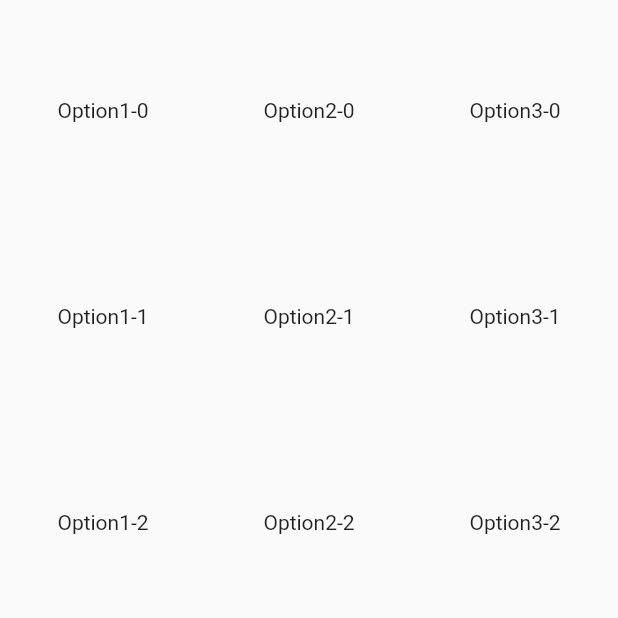
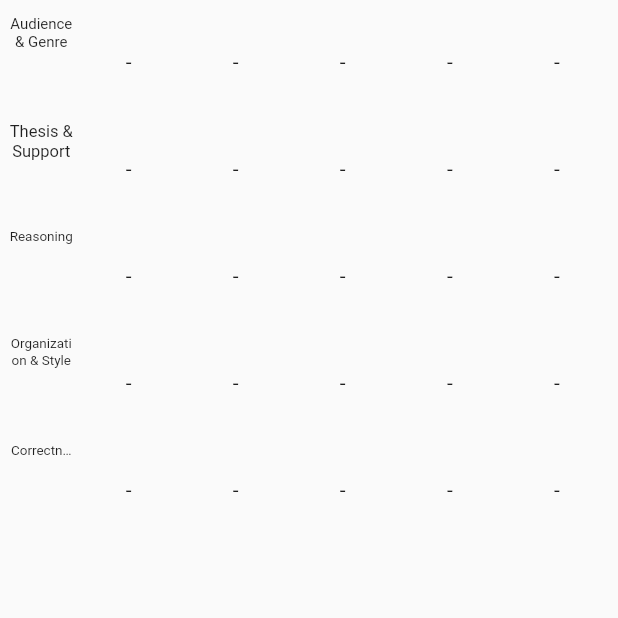
Before and after one commit to bzlister/rubric-grader, a Flutter app: the screen it shows after launch, on a phone screen of 412 x 824 dp, the top half of it. Run offline on Flutter 3.47's test engine with Material 2 defaults, Android fonts, the light colour scheme and no system bars; drawn by our look-alikes of auto_size_text.

Commit message:
buttons layout w/categories

```diff
--- a/lib/components/rubric_template.dart
+++ b/lib/components/rubric_template.dart
@@ -1,5 +1,6 @@
 import 'package:flapp/models/factor.dart';
 import 'package:flutter/material.dart';
+import 'package:auto_size_text/auto_size_text.dart';
 
 class RubricTemplate extends StatefulWidget {
   const RubricTemplate(
@@ -22,16 +23,31 @@
   Widget build(BuildContext context) {
     return Wrap(
         children: List.generate(
-            3, (index) => ToggleButtonWidget(isFirst: true, index: index)));
+            widget.categories.length,
+            (index) => ToggleButtonWidget(
+                  index: index,
+                  len: widget.grades.length,
+                  category: widget.categories[index],
+                  grades: widget.grades,
+                  total: widget.totalPoints,
+                )));
   }
 }
 
 class ToggleButtonWidget extends StatefulWidget {
-  final bool isFirst;
   final int index;
+  final int len;
+  final Factor category;
+  final List<Factor> grades;
+  final int total;
 
   const ToggleButtonWidget(
-      {Key? key, this.isFirst = false, required this.index})
+      {Key? key,
+      required this.index,
+      required this.len,
+      required this.category,
+      required this.grades,
+      required this.total})
       : super(key: key);
 
   @override
@@ -43,26 +59,45 @@
 
   @override
   void initState() {
-    _isSelected = [widget.isFirst ? true : false];
     super.initState();
+    _isSelected = List.filled(widget.len, false);
   }
 
   @override
   Widget build(BuildContext context) {
-    return LayoutBuilder(builder: (context, constraints) {
-      return ToggleButtons(
-        renderBorder: false,
-        constraints: BoxConstraints.expand(
-            width: constraints.maxWidth / 3, height: constraints.maxWidth / 3),
-        borderRadius: BorderRadius.circular(5),
-        children: [
-          Text('Option1-' + widget.index.toString()),
-          Text('Option2-' + widget.index.toString()),
-          Text('Option3-' + widget.index.toString())
-        ],
-        isSelected: [false, false, false],
-        onPressed: (index) {},
-      );
-    });
+    return Row(
+      crossAxisAlignment: CrossAxisAlignment.start,
+      children: [
+        SizedBox(
+            width: 45,
+            child: Padding(
+              padding: const EdgeInsets.only(top: 5),
+              child: AutoSizeText(
+                widget.category.label,
+                style: const TextStyle(fontSize: 15),
+                minFontSize: 9,
+                maxLines: widget.category.label.contains(" ") ? 2 : 1,
+                overflow: TextOverflow.ellipsis,
+                textAlign: TextAlign.center,
+              ),
+            )),
+        Expanded(child: LayoutBuilder(builder: (context, constraints) {
+          return ToggleButtons(
+            constraints: BoxConstraints.expand(
+                width: constraints.maxWidth / widget.len,
+                height: constraints.maxWidth / widget.len),
+            renderBorder: false,
+            children: List.filled(widget.len, Text("-")),
+            isSelected: _isSelected,
+            onPressed: (index) {
+              setState(() {
+                _isSelected = List.filled(widget.len, false);
+                _isSelected[index] = true;
+              });
+            },
+          );
+        })),
+      ],
+    );
   }
 }
--- a/lib/main.dart
+++ b/lib/main.dart
@@ -18,8 +18,7 @@
         primarySwatch: Colors.amber,
       ),
       home: const Scaffold(
-          body: Padding(
-              padding: EdgeInsets.only(top: 5), child: RubricContainer())),
+          body: Padding(padding: EdgeInsets.all(5), child: RubricContainer())),
     );
   }
 }
--- a/pubspec.yaml
+++ b/pubspec.yaml
@@ -33,6 +33,7 @@
   # The following adds the Cupertino Icons font to your application.
   # Use with the CupertinoIcons class for iOS style icons.
   cupertino_icons: ^1.0.2
+  auto_size_text: ^3.0.0
 
 dev_dependencies:
   flutter_test:
```
Also changed, not shown: pubspec.lock.
